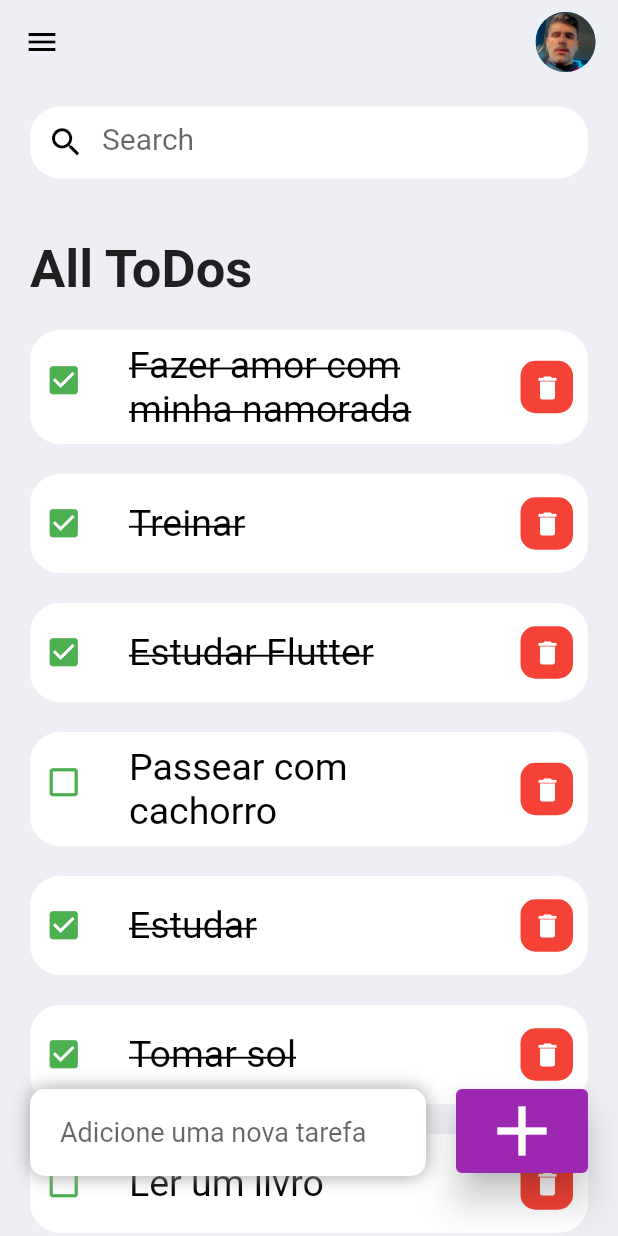
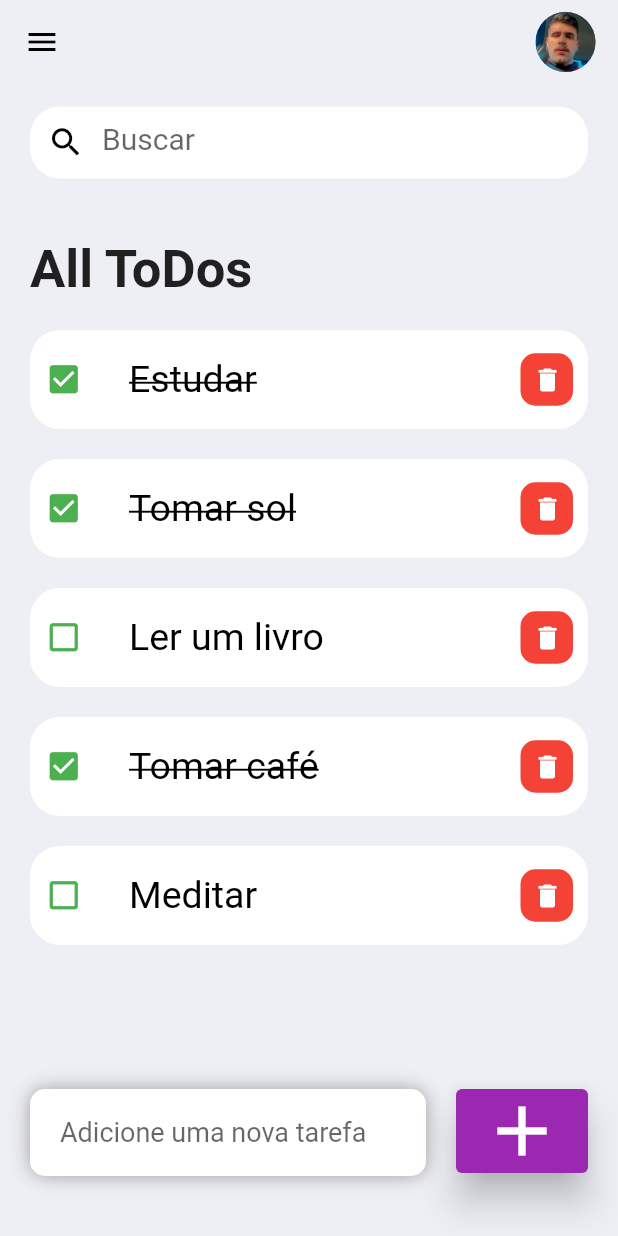
Before and after one commit to aalexsd/To-Do-List, a Flutter app: the screen it shows after launch, on a phone screen of 412 x 824 dp. Run offline on Flutter 3.47's test engine with Material 2 defaults, Android fonts, the phone set to English and light mode, and no system bars.

Commit message:
solving some bugs

```diff
--- a/lib/home_screen/home_screen.dart
+++ b/lib/home_screen/home_screen.dart
@@ -3,7 +3,7 @@ import 'package:to_do_app/model/todo.dart';
 import '../widgets/todo_item.dart';
 
 class HomeScreen extends StatefulWidget {
-  HomeScreen({Key? key}) : super(key: key);
+  const HomeScreen({Key? key}) : super(key: key);
 
   @override
   State<HomeScreen> createState() => _HomeScreenState();
@@ -84,8 +84,8 @@ class _HomeScreenState extends State<HomeScreen> {
                     ),
                     child: TextField(
                       controller: _todoController,
-                      style: TextStyle(fontSize: 18),
-                      decoration: InputDecoration(
+                      style: const TextStyle(fontSize: 18),
+                      decoration: const InputDecoration(
                         hintText: 'Adicione uma nova tarefa',
                         border: InputBorder.none,
                       ),
@@ -165,15 +165,15 @@ class _HomeScreenState extends State<HomeScreen> {
       ),
       child: TextField(
         onChanged: (value) => _runFilter(value),
-        decoration: InputDecoration(
+        decoration: const InputDecoration(
             contentPadding: EdgeInsets.only(top: 10),
             prefixIcon: Icon(Icons.search,
               color: Colors.black,
               size: 25,),
             border: InputBorder.none,
-            hintText: 'Search'
+            hintText: 'Buscar'
         ),
-        style: TextStyle(
+        style: const TextStyle(
             fontSize: 20
         ),
       ),
--- a/lib/main.dart
+++ b/lib/main.dart
@@ -15,7 +15,7 @@ class MyApp extends StatelessWidget {
       theme: ThemeData(
         primarySwatch: Colors.blue,
       ),
-      home: HomeScreen(),
+      home: const HomeScreen(),
     );
   }
 }
--- a/lib/model/todo.dart
+++ b/lib/model/todo.dart
@@ -14,10 +14,6 @@ class ToDo{
       ToDo(id: '03', toDoText: 'Ler um livro'),
       ToDo(id: '04', toDoText: 'Tomar sol', isDone: true),
       ToDo(id: '05', toDoText: 'Estudar', isDone: true),
-      ToDo(id: '06', toDoText: 'Passear com cachorro'),
-      ToDo(id: '06', toDoText: 'Estudar Flutter', isDone: true),
-      ToDo(id: '06', toDoText: 'Treinar', isDone: true),
-      ToDo(id: '06', toDoText: 'Fazer amor com minha namorada', isDone: true),
     ];
   }
 }
```
